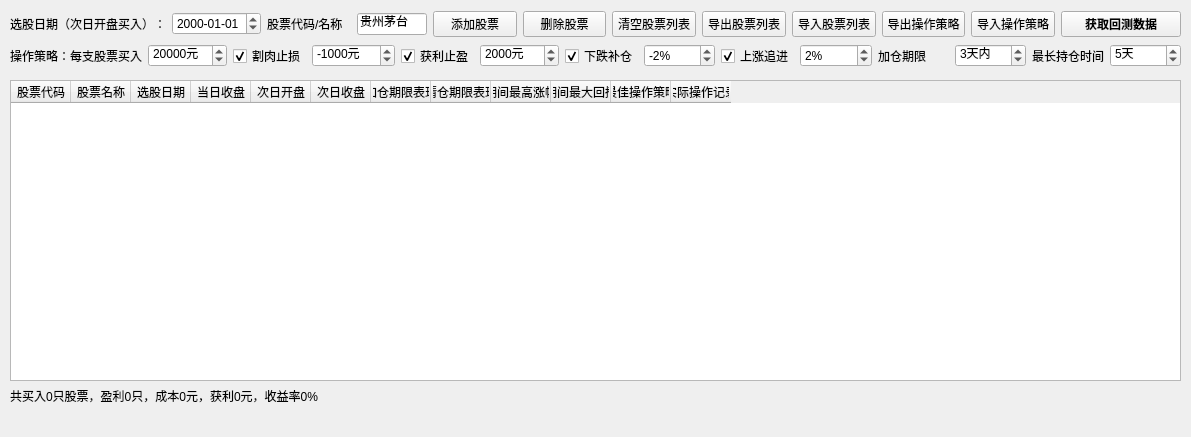
Old version of the form QtDesign/SelectedPerformance.ui in the repository victor647/QuantumStockTrade.
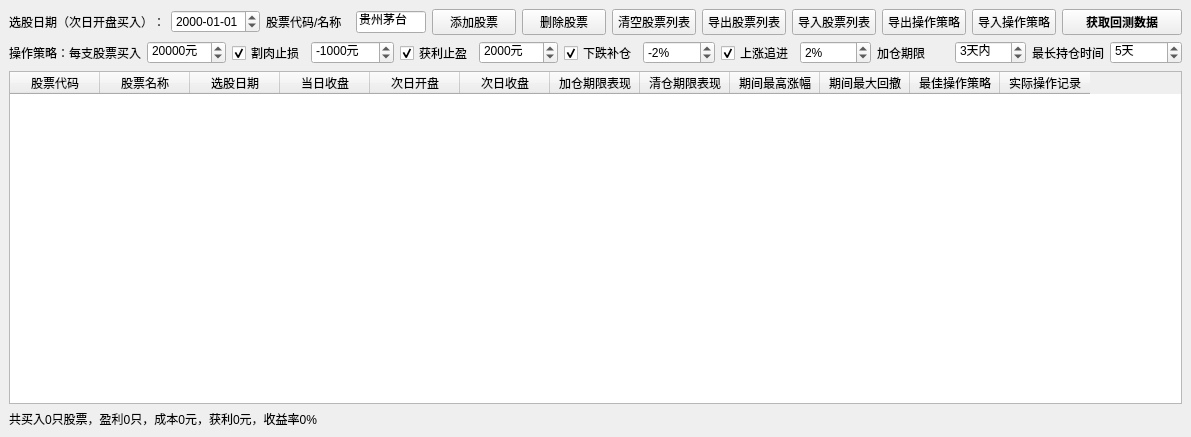
New version of the form.

Commit message: 五日选股UI完成，优化UIresize系统

The edit to the form file:
```diff
--- a/QtDesign/SelectedPerformance.ui
+++ b/QtDesign/SelectedPerformance.ui
@@ -14,124 +14,6 @@
    <string>选股器回测</string>
   </property>
   <widget class="QWidget" name="centralwidget">
-   <widget class="QTableWidget" name="tblStockList">
-    <property name="geometry">
-     <rect>
-      <x>10</x>
-      <y>80</y>
-      <width>1171</width>
-      <height>301</height>
-     </rect>
-    </property>
-    <property name="font">
-     <font>
-      <family>Helvetica</family>
-      <pointsize>9</pointsize>
-     </font>
-    </property>
-    <property name="sortingEnabled">
-     <bool>true</bool>
-    </property>
-    <attribute name="horizontalHeaderDefaultSectionSize">
-     <number>60</number>
-    </attribute>
-    <attribute name="horizontalHeaderShowSortIndicator" stdset="0">
-     <bool>true</bool>
-    </attribute>
-    <column>
-     <property name="text">
-      <string>股票代码</string>
-     </property>
-    </column>
-    <column>
-     <property name="text">
-      <string>股票名称</string>
-     </property>
-    </column>
-    <column>
-     <property name="text">
-      <string>选股日期</string>
-     </property>
-    </column>
-    <column>
-     <property name="text">
-      <string>当日收盘</string>
-     </property>
-    </column>
-    <column>
-     <property name="text">
-      <string>次日开盘</string>
-     </property>
-    </column>
-    <column>
-     <property name="text">
-      <string>次日收盘</string>
-     </property>
-    </column>
-    <column>
-     <property name="text">
-      <string>加仓期限表现</string>
-     </property>
-    </column>
-    <column>
-     <property name="text">
-      <string>清仓期限表现</string>
-     </property>
-    </column>
-    <column>
-     <property name="text">
-      <string>期间最高涨幅</string>
-     </property>
-    </column>
-    <column>
-     <property name="text">
-      <string>期间最大回撤</string>
-     </property>
-    </column>
-    <column>
-     <property name="text">
-      <string>最佳操作策略</string>
-     </property>
-    </column>
-    <column>
-     <property name="text">
-      <string>实际操作记录</string>
-     </property>
-    </column>
-   </widget>
-   <widget class="QLabel" name="lblTradeSummary">
-    <property name="geometry">
-     <rect>
-      <x>10</x>
-      <y>383</y>
-      <width>611</width>
-      <height>25</height>
-     </rect>
-    </property>
-    <property name="font">
-     <font>
-      <family>Helvetica</family>
-      <pointsize>9</pointsize>
-     </font>
-    </property>
-    <property name="text">
-     <string>共买入0只股票，盈利0只，成本0元，获利0元，收益率0%</string>
-    </property>
-   </widget>
-   <widget class="QWidget" name="layoutWidget">
-    <property name="geometry">
-     <rect>
-      <x>10</x>
-      <y>10</y>
-      <width>1171</width>
-      <height>60</height>
-     </rect>
-    </property>
-    <property name="font">
-     <font>
-      <pointsize>9</pointsize>
-     </font>
-    </property>
     <layout class="QVBoxLayout" name="verticalLayout">
      <item>
       <layout class="QHBoxLayout" name="horizontalLayout_2">
@@ -583,8 +465,99 @@
        </item>
       </layout>
      </item>
-    </layout>
-   </widget>
+    <item>
+     <widget class="QTableWidget" name="tblStockList">
+      <property name="font">
+       <font>
+        <family>Helvetica</family>
+        <pointsize>9</pointsize>
+       </font>
+      </property>
+      <property name="sortingEnabled">
+       <bool>true</bool>
+      </property>
+      <attribute name="horizontalHeaderDefaultSectionSize">
+       <number>90</number>
+      </attribute>
+      <attribute name="horizontalHeaderShowSortIndicator" stdset="0">
+       <bool>true</bool>
+      </attribute>
+      <column>
+       <property name="text">
+        <string>股票代码</string>
+       </property>
+      </column>
+      <column>
+       <property name="text">
+        <string>股票名称</string>
+       </property>
+      </column>
+      <column>
+       <property name="text">
+        <string>选股日期</string>
+       </property>
+      </column>
+      <column>
+       <property name="text">
+        <string>当日收盘</string>
+       </property>
+      </column>
+      <column>
+       <property name="text">
+        <string>次日开盘</string>
+       </property>
+      </column>
+      <column>
+       <property name="text">
+        <string>次日收盘</string>
+       </property>
+      </column>
+      <column>
+       <property name="text">
+        <string>加仓期限表现</string>
+       </property>
+      </column>
+      <column>
+       <property name="text">
+        <string>清仓期限表现</string>
+       </property>
+      </column>
+      <column>
+       <property name="text">
+        <string>期间最高涨幅</string>
+       </property>
+      </column>
+      <column>
+       <property name="text">
+        <string>期间最大回撤</string>
+       </property>
+      </column>
+      <column>
+       <property name="text">
+        <string>最佳操作策略</string>
+       </property>
+      </column>
+      <column>
+       <property name="text">
+        <string>实际操作记录</string>
+       </property>
+      </column>
+     </widget>
+    </item>
+    <item>
+     <widget class="QLabel" name="lblTradeSummary">
+      <property name="font">
+       <font>
+        <family>Helvetica</family>
+        <pointsize>9</pointsize>
+       </font>
+      </property>
+      <property name="text">
+       <string>共买入0只股票，盈利0只，成本0元，获利0元，收益率0%</string>
+      </property>
+     </widget>
+    </item>
+   </layout>
   </widget>
   <widget class="QMenuBar" name="menubar">
    <property name="geometry">
```
Lines whose indentation alone changed are shown as unchanged. The commit also changes 31 other files.
